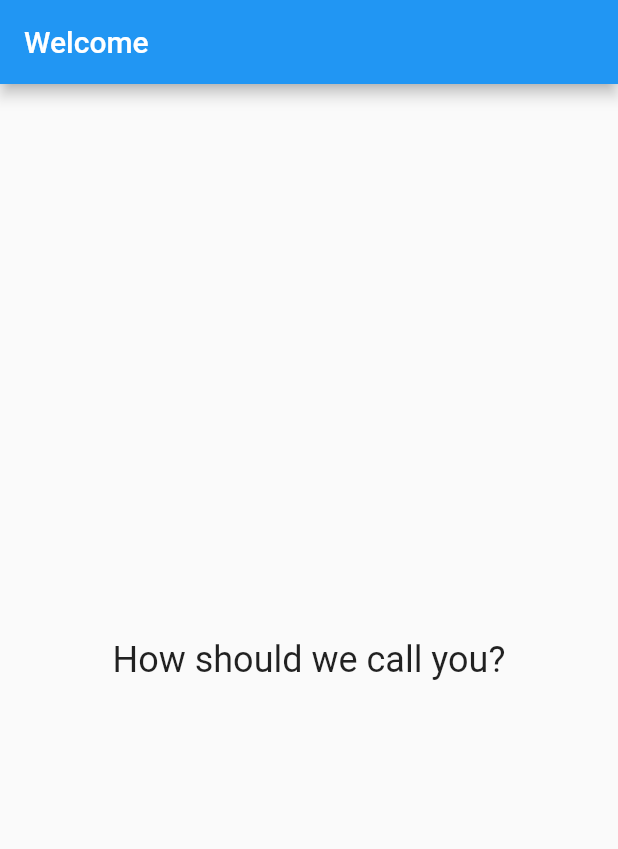
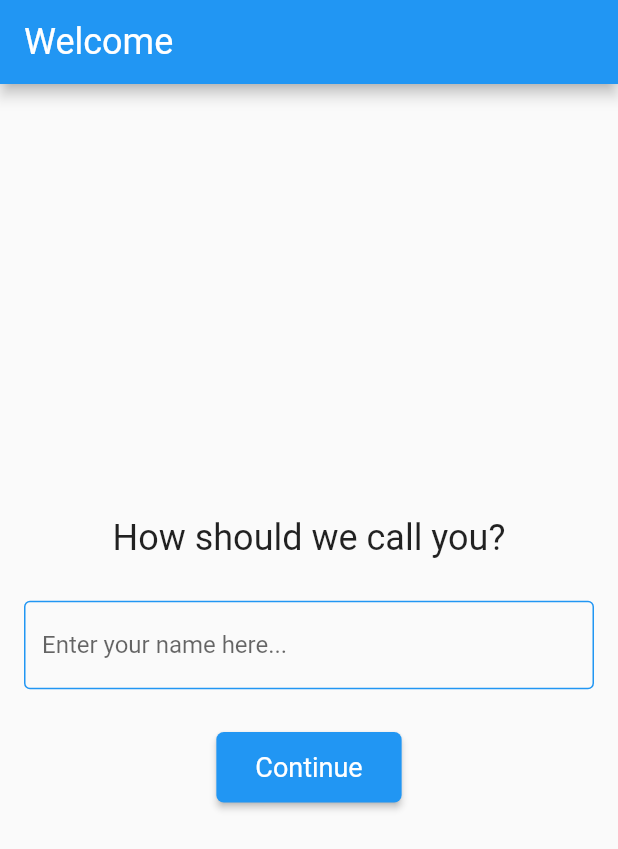
Before and after one commit to aqrc/group_chat_flutter_app, a Flutter app: the screen it shows after launch, on a phone screen of 412 x 824 dp. Shown: the top 849 px of the screen. Run offline on Flutter 3.47's test engine with Material 2 defaults, Android fonts, the phone set to English and light mode, and no system bars.

Commit message:
made welcome page layout according to design

```diff
--- /dev/null
+++ b/lib/ui/welcome/component/continue_button.dart
@@ -0,0 +1,31 @@
+import 'package:flutter/material.dart';
+
+class ContinueButton extends StatelessWidget {
+  final VoidCallback? onPressed;
+
+  const ContinueButton({
+    Key? key,
+    this.onPressed,
+  }) : super(key: key);
+
+  @override
+  Widget build(BuildContext context) {
+    return ElevatedButton(
+      style: ButtonStyle(
+        padding: MaterialStateProperty.all<EdgeInsetsGeometry>(
+          const EdgeInsets.symmetric(horizontal: 26, vertical: 13),
+        ),
+        shape: MaterialStateProperty.all<OutlinedBorder>(
+          RoundedRectangleBorder(
+            borderRadius: BorderRadius.circular(5),
+          ),
+        ),
+      ),
+      onPressed: onPressed,
+      child: const Text(
+        'Continue',
+        style: TextStyle(fontSize: 18, fontWeight: FontWeight.normal),
+      ),
+    );
+  }
+}
--- /dev/null
+++ b/lib/ui/welcome/component/name_input.dart
@@ -0,0 +1,25 @@
+import 'package:flutter/material.dart';
+
+class NameInput extends StatelessWidget {
+  const NameInput({Key? key}) : super(key: key);
+
+  @override
+  Widget build(BuildContext context) {
+    var inputBorder = OutlineInputBorder(
+      borderSide: BorderSide(color: Theme.of(context).primaryColor),
+    );
+
+    return Padding(
+      padding: const EdgeInsets.symmetric(horizontal: 16, vertical: 28),
+      child: TextField(
+        decoration: InputDecoration(
+          disabledBorder: inputBorder,
+          focusedBorder: inputBorder,
+          errorBorder: inputBorder,
+          enabledBorder: inputBorder,
+          hintText: 'Enter your name here...',
+        ),
+      ),
+    );
+  }
+}
--- a/lib/ui/welcome/welcome_page.dart
+++ b/lib/ui/welcome/welcome_page.dart
@@ -1,4 +1,7 @@
 import 'package:flutter/material.dart';
+
+import 'component/continue_button.dart';
+import 'component/name_input.dart';
 
 class WelcomePage extends StatelessWidget {
   const WelcomePage({Key? key}) : super(key: key);
@@ -7,16 +10,26 @@ class WelcomePage extends StatelessWidget {
   Widget build(BuildContext context) {
     return Scaffold(
       appBar: AppBar(
-        title: const Text("Welcome"),
+        title: const Text(
+          'Welcome',
+          style: TextStyle(
+            fontSize: 24,
+            fontWeight: FontWeight.normal,
+          ),
+        ),
       ),
       body: Center(
         child: Column(
           mainAxisAlignment: MainAxisAlignment.center,
-          children: const <Widget>[
-            Text('How should we call you?',
+          children: <Widget>[
+            const Text(
+              'How should we call you?',
               style: TextStyle(fontSize: 24),
             ),
-            // TODO: form for the name
+            const NameInput(),
+            ContinueButton(
+              onPressed: () => print("Continue pressed"),
+            ),
           ],
         ),
       ),
```
